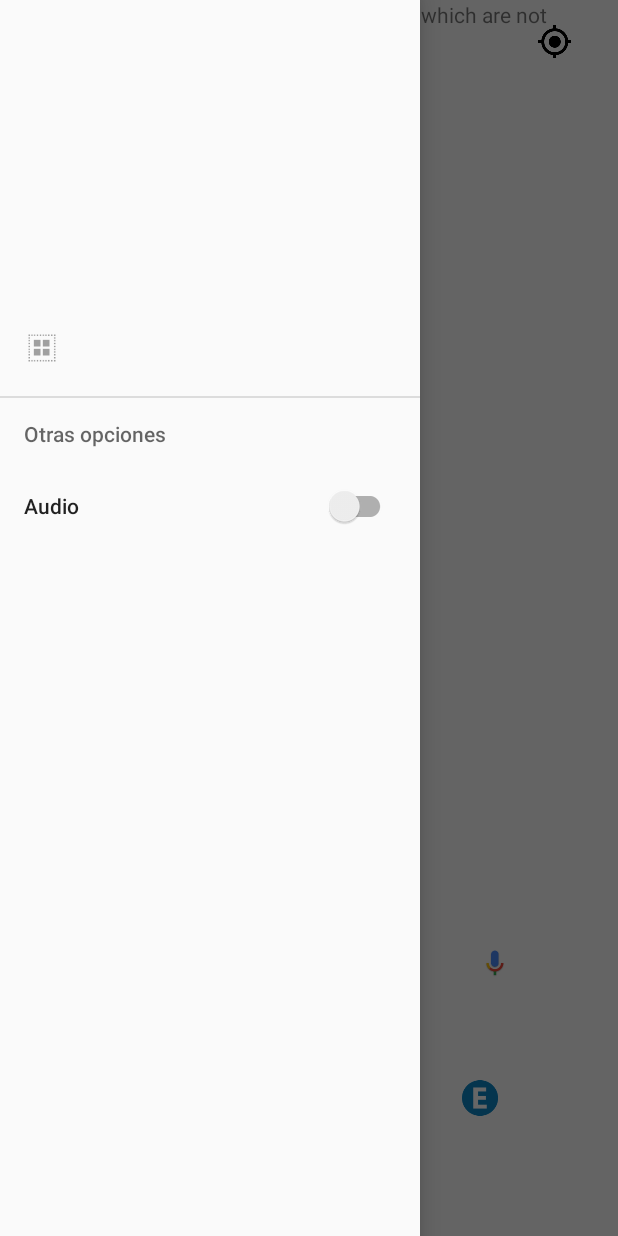
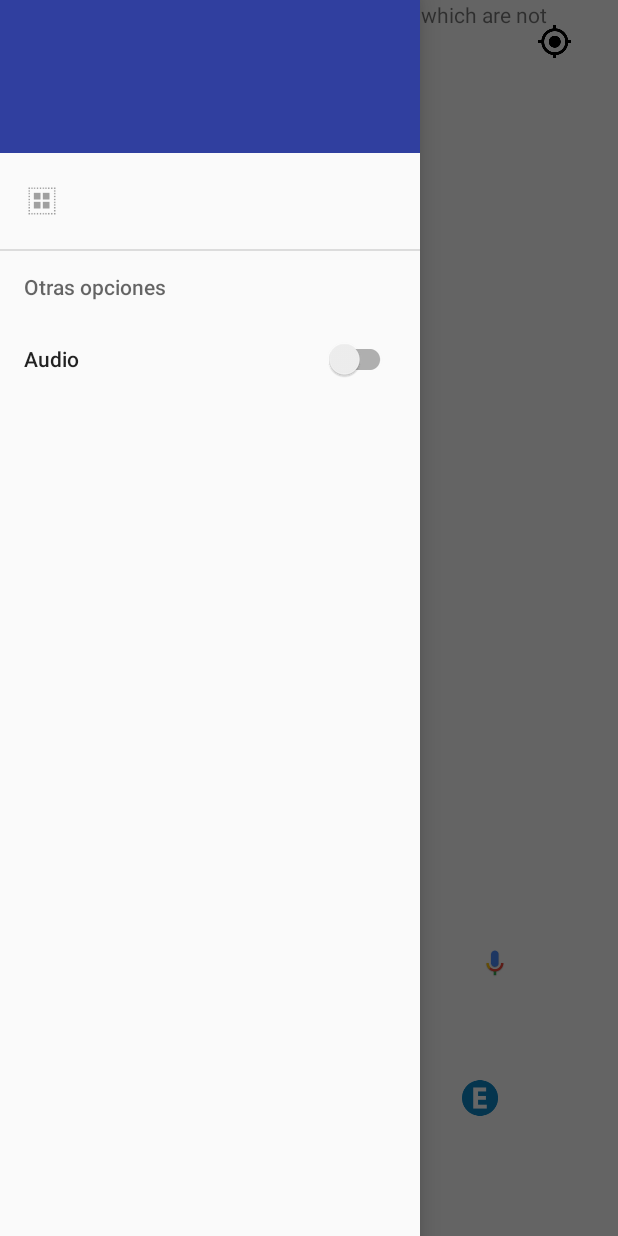
Before and after one commit to joaquinjv/steertesis, an Android app: the screen it shows after launch once a user with an empty profile is signed in (MainActivity), with the side drawer open, on a phone screen of 412 x 824 dp. Run offline under Robolectric (Android 15) with nearby library versions, the phone set to English and light mode, and no system bars; our stand-ins replace Firebase (no records; nobody signed in at launch, a user with empty details on screens opened directly); 1 statement that could not run was skipped.

Commit message:
Pedro Sin Toolbar

```diff
--- a/app/src/main/java/com/unlp/tesis/steer/MainActivity.java
+++ b/app/src/main/java/com/unlp/tesis/steer/MainActivity.java
@@ -247,7 +247,7 @@ public class MainActivity extends AppCompatActivity implements
             }
         });
 
-        Button menuButton = (Button) findViewById(R.id.buttonMenu);
+        final Button menuButton = (Button) findViewById(R.id.buttonMenu);
         menuButton.setOnClickListener(new View.OnClickListener() {
             @Override
             public void onClick(View view) {
@@ -276,6 +276,8 @@ public class MainActivity extends AppCompatActivity implements
                         } else {
                             titleNavView = (TextView)findViewById(R.id.titleNavView);
                             titleNavView.setText(user.getName());
+                            MenuItem menuPlate = (MenuItem) navView.getMenu().findItem(R.id.menu_plate);
+                            menuPlate.setTitle(user.getPlate());
                         }
                         // [END_EXCLUDE]
                     }
@@ -624,7 +626,7 @@ public class MainActivity extends AppCompatActivity implements
 //        Fragment fragment = null;
 
         switch (menuItem.getItemId()) {
-            case R.id.menu_seccion_1:
+            case R.id.menu_plate:
 //                fragment = new Fragment1();
 //                fragmentTransaction = true;
                 break;
--- a/app/src/main/res/layout/header_navview.xml
+++ b/app/src/main/res/layout/header_navview.xml
@@ -2,11 +2,15 @@
 <FrameLayout
     xmlns:android="http://schemas.android.com/apk/res/android"
     android:layout_width="match_parent"
-    android:layout_height="match_parent">
+    android:layout_height="match_parent"
+    android:paddingBottom="16dp"
+    android:paddingTop="16dp"
+    android:background="@color/colorPrimaryDark"
+    android:theme="@style/ThemeOverlay.AppCompat.Dark">
 
     <ImageView
         android:layout_width="match_parent"
-        android:layout_height="200dp"
+        android:layout_height="70dp"
          android:scaleType="centerCrop" />
     <!--android:src="@drawable/navheader"-->
     <TextView
--- a/app/src/main/res/menu/menu_navview.xml
+++ b/app/src/main/res/menu/menu_navview.xml
@@ -3,7 +3,7 @@
     xmlns:app="http://schemas.android.com/apk/res-auto">
     <group android:checkableBehavior="single">
         <item
-            android:id="@+id/menu_seccion_1"
+            android:id="@+id/menu_plate"
             android:icon="@drawable/ic_menu"
             android:title=""/>
     </group>
```
Also changed, not shown: 1 other file.
